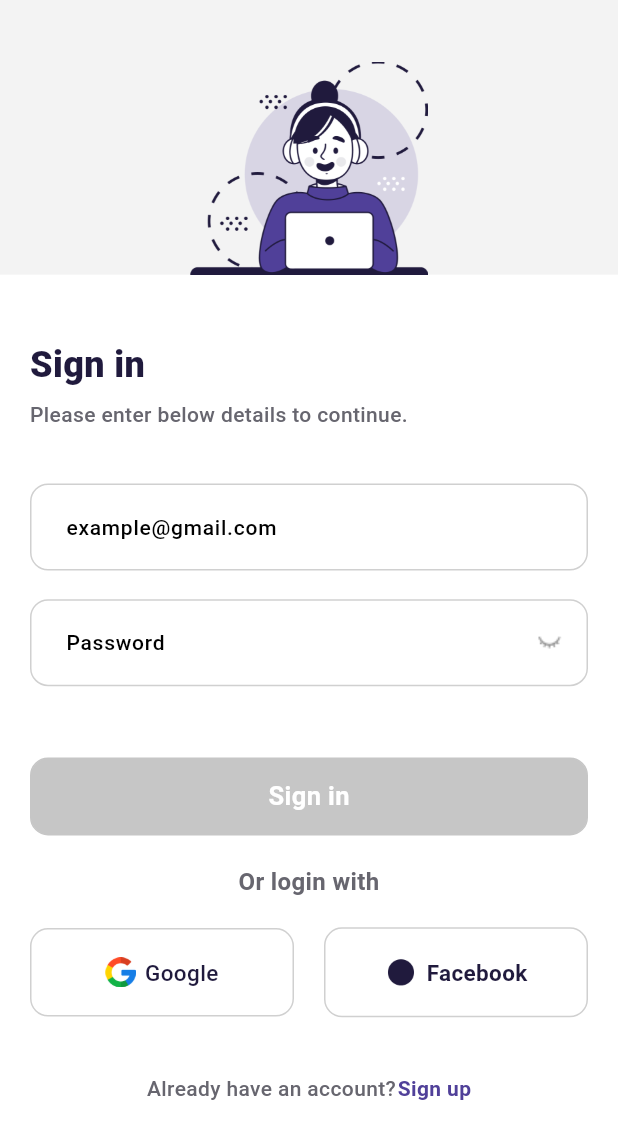
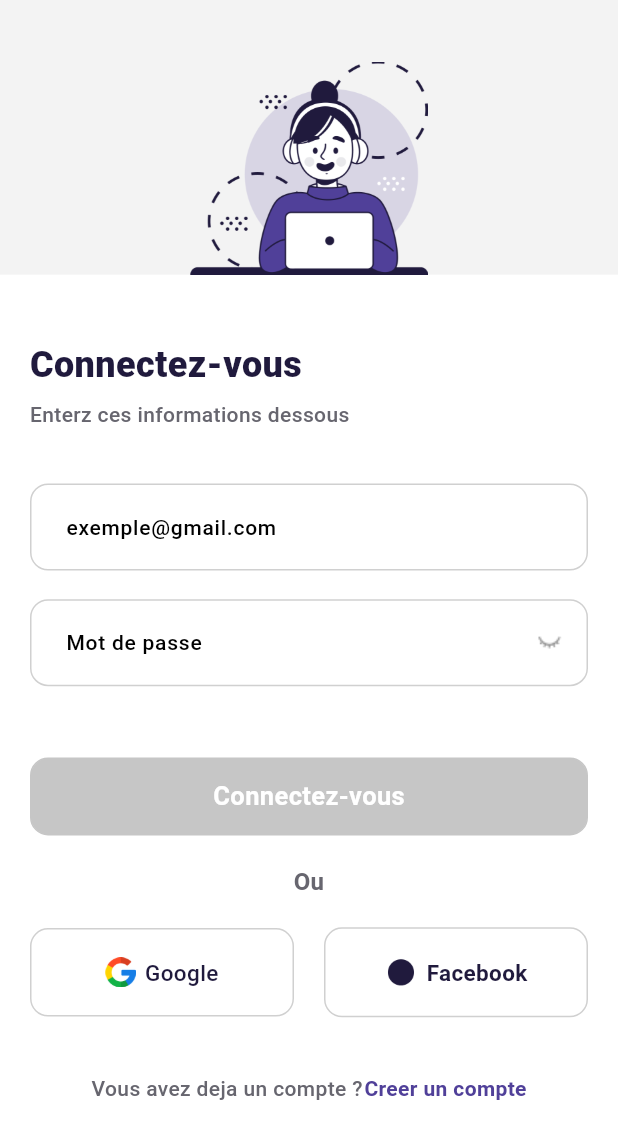
Before and after one commit to Gshot-Moses/Garage, a Flutter app: the screen it shows after launch, on a phone screen of 412 x 824 dp. Shown: the top 1139 px of the screen. Run offline on Flutter 3.47's test engine with Material 3 defaults, Android fonts, the phone set to English and light mode, and no system bars; our stand-ins replace chopper, email_validator, get, shared_preferences; missing offline and left inert: cupertino_will_pop_scope, flutter_web_auth; generated files the repository leaves out were written again.

Commit message:
Setup localization partially

```diff
--- a/l10n.yaml
+++ /dev/null
@@ -1,3 +0,0 @@
-arb-dir: lib/l10n
-template-arb-file: app_en.arb
-output-localization-file: app_localizations.dart
--- a/lib/features/home/company_listing/company_listing_screen.dart
+++ b/lib/features/home/company_listing/company_listing_screen.dart
@@ -43,7 +43,7 @@ class CompanyListingScreen extends StatelessWidget {
                 title: Row(
                   children: [
                     Text(
-                      AppString.companies,
+                      AppString.companies.tr,
                       style: TextStyle(
                         // fontFamily: FontFamily.mulishBold,
                         fontSize: AppSize.height18,
@@ -188,7 +188,7 @@ class CompanyListingScreen extends StatelessWidget {
               ),
             );
           }
-        ) : const Center(child: Text("Error. Try again"),),
+        ) : const Center(child: Text("Error. Try again")),
     );
   }
 }
--- a/lib/features/home/user_profile/profile_screen.dart
+++ b/lib/features/home/user_profile/profile_screen.dart
@@ -41,7 +41,7 @@ class ProfileScreen extends StatelessWidget {
             title: Padding(
               padding: const EdgeInsets.only(left: 4.0),
               child: Text(
-                "My profile",
+                AppString.profile.tr,
                 style: TextStyle(
                   // fontFamily: FontFamily.mulishBold,
                   fontSize: AppSize.height18,
@@ -125,7 +125,7 @@ class ProfileScreen extends StatelessWidget {
           ),
           const SizedBox(height: AppSize.height6),
           CustomText(
-              AppString.emailHintText.tr,
+              _controller.state.userInfo!.email,
               AppSize.height14,
               Theme.of(context).textTheme.titleMedium!.color!,
               // FontFamily.mulishRegular,
--- a/lib/features/signin/ui/sign_in_screen.dart
+++ b/lib/features/signin/ui/sign_in_screen.dart
@@ -1,5 +1,4 @@
 import 'package:flutter/material.dart';
-import 'package:flutter_gen/gen_l10n/app_localizations.dart';
 import 'package:garage/features/home/bottom_navigation_screen.dart';
 import 'package:get/get.dart';
 import 'package:email_validator/email_validator.dart';
@@ -119,7 +118,7 @@ class SignInScreen extends StatelessWidget {
       mainAxisAlignment: MainAxisAlignment.start,
       children: [
         Text(
-          AppString.signIn,
+          AppString.signIn.tr,
           textAlign: TextAlign.center,
           style: TextStyle(
               fontSize: AppSize.height24,
@@ -128,7 +127,7 @@ class SignInScreen extends StatelessWidget {
         ),
         const SizedBox(height: AppSize.height6),
         Text(
-          AppString.pleaseEnterBelowDetail,
+          AppString.pleaseEnterBelowDetail.tr,
           textAlign: TextAlign.center,
           style: TextStyle(
               fontSize: AppSize.height14,
@@ -143,7 +142,7 @@ class SignInScreen extends StatelessWidget {
   Widget emailField() {
     return CustomTextField(
       controller: _signInController.emailController,
-      hintText: AppString.emailHintText,
+      hintText: AppString.emailHintText.tr,
       contentPadding: const EdgeInsets.only(
         right: AppSize.width20,
         left: AppSize.width20,
@@ -155,7 +154,7 @@ class SignInScreen extends StatelessWidget {
       fontWeight: FontWeight.w500,
       validator: (value) {
         if (!EmailValidator.validate(value ?? "")) {
-          return AppString.pleaseEnterValidEmail;
+          return AppString.pleaseEnterValidEmail.tr;
         } else {
           return null;
         }
@@ -169,7 +168,7 @@ class SignInScreen extends StatelessWidget {
         Obx(
           () => CustomTextField(
             controller: _signInController.passwordController,
-            hintText: AppString.passwordHintText,
+            hintText: AppString.passwordHintText.tr,
             obscureText: !_signInController.isPasswordVisible.value,
             contentPadding: const EdgeInsets.only(
               right: AppSize.width20,
@@ -184,7 +183,7 @@ class SignInScreen extends StatelessWidget {
                 _signInController.togglePasswordVisibility,
             validator: (value) {
               if (value!.isEmpty) {
-                return AppString.pleaseEnterPassword;
+                return AppString.pleaseEnterPassword.tr;
               } else {
                 _signInController.isValid.value = true;
                 return null;
@@ -230,7 +229,7 @@ class SignInScreen extends StatelessWidget {
     return Align(
       alignment: Alignment.center,
       child: Text(
-        AppString.orLogInWith,
+        AppString.orLogInWith.tr,
         textAlign: TextAlign.center,
         style: TextStyle(
             fontSize: AppSize.height16,
@@ -268,7 +267,7 @@ class SignInScreen extends StatelessWidget {
                   ),
                   const SizedBox(width: AppSize.width6),
                   Text(
-                    AppString.google,
+                    AppString.google.tr,
                     style: TextStyle(
                       // fontFamily: FontFamily.mulishMedium,
                       color: Theme.of(context).appBarTheme.titleTextStyle?.color,
@@ -304,7 +303,7 @@ class SignInScreen extends StatelessWidget {
                 ),
                 const SizedBox(width: AppSize.width6),
                 Text(
-                  AppString.facebook,
+                  AppString.facebook.tr,
                   style: TextStyle(
                     //fontFamily: FontFamily.mulishMedium,
                     color: Theme.of(context).appBarTheme.titleTextStyle?.color,
@@ -332,7 +331,7 @@ class SignInScreen extends StatelessWidget {
               Get.off(const BottomNavigationScreen());
             }
           },
-          text: AppString.signIn,
+          text: AppString.signIn.tr,
           height: AppSize.height52,
           width: AppSize.width,
           buttonColor: _signInController.isValid.value
@@ -353,7 +352,7 @@ class SignInScreen extends StatelessWidget {
       mainAxisAlignment: MainAxisAlignment.center,
       children: [
         Text(
-          AppLocalizations.of(context)!.already_have_an_account,
+          AppString.alreadyHaveAnAccount.tr,
           textAlign: TextAlign.center,
           style: TextStyle(
               fontSize: AppSize.height14,
@@ -367,9 +366,9 @@ class SignInScreen extends StatelessWidget {
             Get.off(SignUpScreen())?.then(
                 (value) => FocusManager.instance.primaryFocus?.unfocus());
           },
-          child: const Text(
-            AppString.signUp,
-            style: TextStyle(
+          child: Text(
+            AppString.signUp.tr,
+            style: const TextStyle(
                 fontSize: AppSize.height14,
                 // fontFamily: FontFamily.mulishBold,
                 fontWeight: FontWeight.w700,
--- a/lib/l10n/app_en.arb
+++ /dev/null
@@ -1,3 +0,0 @@
-{
-  "already_have_an_account": "Already have an account?"
-}
--- a/lib/l10n/app_fr.arb
+++ /dev/null
@@ -1,3 +0,0 @@
-{
-  "already_have_an_account": "Vous avez deja un compte ?"
-}
--- /dev/null
+++ b/lib/localization/en_us.dart
@@ -0,0 +1,28 @@
+import 'package:garage/config/app_string.dart';
+
+final Map<String, String> enUS = {
+  AppString.alreadyHaveAnAccount: AppString.alreadyHaveAnAccount,
+  AppString.appointments: AppString.appointments,
+  AppString.companies: AppString.companies,
+  AppString.confirmPassword: AppString.confirmPassword,
+  AppString.home: AppString.home,
+  AppString.emailHintText: AppString.emailHintText,
+  AppString.facebook: AppString.facebook,
+  AppString.google: AppString.google,
+  AppString.profile: AppString.profile,
+  AppString.nameHintText: AppString.nameHintText,
+  AppString.notMatch: AppString.notMatch,
+  AppString.orLogInWith: AppString.orLogInWith,
+  AppString.signIn:AppString.signIn,
+  AppString.signUp:AppString.signUp,
+  AppString.seeAll: AppString.seeAll,
+  AppString.serviceOperations: AppString.serviceOperations,
+  AppString.pleaseEnterConfirmPassword: AppString.pleaseEnterBelowDetail,
+  AppString.pleaseEnterName: AppString.pleaseEnterName,
+  AppString.pleaseEnterBelowDetail: AppString.pleaseEnterBelowDetail,
+  AppString.pleaseEnterValidEmail: AppString.pleaseEnterValidEmail,
+  AppString.passwordHintText: AppString.passwordHintText,
+  AppString.pleaseEnterPassword:AppString.pleaseEnterPassword,
+  AppString.notHavingAnAccount: AppString.notHavingAnAccount,
+  AppString.welcome: AppString.welcome,
+};
--- /dev/null
+++ b/lib/localization/fr_fr.dart
@@ -0,0 +1,28 @@
+import 'package:garage/config/app_string.dart';
+
+final Map<String, String> frFR = {
+  AppString.alreadyHaveAnAccount: "Vous avez deja un compte ?",
+  AppString.appointments: "Rendez-vous",
+  AppString.companies: "Garages",
+  AppString.confirmPassword: "Confirmer mot de passe",
+  AppString.home: "Accueil",
+  AppString.emailHintText: "exemple@gmail.com",
+  AppString.facebook: "Facebook",
+  AppString.google: "Google",
+  AppString.profile: "Mon Profil",
+  AppString.nameHintText: "Votre nom",
+  AppString.notMatch: "Pas de correspondance",
+  AppString.orLogInWith: "Ou",
+  AppString.signIn: "Connectez-vous",
+  AppString.signUp: "Creer un compte",
+  AppString.seeAll: "Voir tous",
+  AppString.serviceOperations: "Services",
+  AppString.pleaseEnterConfirmPassword: "Confirmez votre mot de passe",
+  AppString.pleaseEnterName: "Entrez votre nom",
+  AppString.pleaseEnterBelowDetail: "Enterz ces informations dessous",
+  AppString.pleaseEnterValidEmail: "Entrez une addresse valide",
+  AppString.passwordHintText: "Mot de passe",
+  AppString.pleaseEnterPassword: "Entrez votre mot de passe",
+  AppString.notHavingAnAccount: "Vous n'avez pas de compte ?",
+  AppString.welcome: "Bienvenu",
+};
--- /dev/null
+++ b/lib/localization/translations.dart
@@ -0,0 +1,9 @@
+import 'en_us.dart';
+import 'fr_fr.dart';
+
+abstract class AppTranslation {
+  static Map<String, Map<String, String>> translationsKeys = {
+    "en": enUS,
+    "fr": frFR,
+  };
+}
--- a/lib/main.dart
+++ b/lib/main.dart
@@ -1,5 +1,4 @@
 import 'package:flutter/material.dart';
-import 'package:flutter_gen/gen_l10n/app_localizations.dart';
 import 'package:garage/common/local_storage.dart';
 import 'package:garage/config/app_theme.dart';
 import 'package:garage/features/home/appointments/appointment_remote_api.dart';
@@ -9,6 +8,7 @@ import 'package:garage/features/signin/api/sign_in_api.dart';
 import 'package:garage/features/signin/ui/sign_in_screen.dart';
 import 'package:garage/features/signup/api/sign_up_api.dart';
 import 'package:garage/common/remote_api.dart';
+import 'package:garage/localization/translations.dart';
 import 'package:get/get.dart';
 import 'package:shared_preferences/shared_preferences.dart';
 
@@ -39,8 +39,8 @@ class MyApp extends StatelessWidget {
   @override
   Widget build(BuildContext context) {
     return GetMaterialApp(
-      localizationsDelegates: AppLocalizations.localizationsDelegates,
-      supportedLocales: AppLocalizations.supportedLocales,
+      translationsKeys: AppTranslation.translationsKeys,
+      locale: const Locale("fr", "FR"),
       theme: AppTheme.light().themeData,
       home: token != null ? const BottomNavigationScreen() : SignInScreen(),
     );
@@ -58,7 +58,6 @@ class MyHomePage extends StatefulWidget {
 
 class _MyHomePageState extends State<MyHomePage> {
 
-
   @override
   Widget build(BuildContext context) {
     return Scaffold(
```
Also changed, not shown: lib/features/home/appointments/appointment_screen.dart (+9 -9 lines), lib/features/home/bottom_navigation_screen.dart (+3 -4 lines), pubspec.yaml (+3 -4 lines), pubspec.lock.
